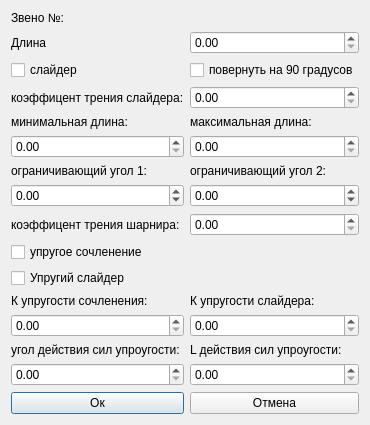
This is inverse_kinematics/redact_joint.ui in ozzbI/IK as Qt 5 draws it before an edit. The edited form follows.
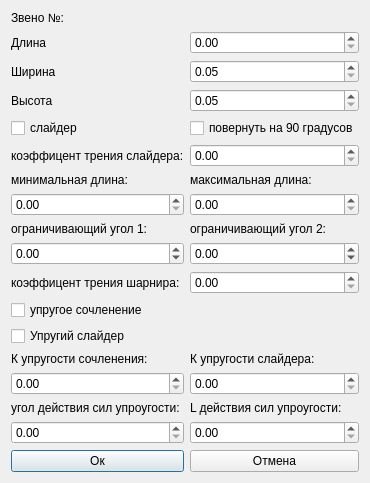
This is the edited form.

The edit to the form file:
```diff
--- a/inverse_kinematics/redact_joint.ui
+++ b/inverse_kinematics/redact_joint.ui
@@ -6,14 +6,14 @@
    <rect>
     <x>0</x>
     <y>0</y>
-    <width>342</width>
-    <height>397</height>
+    <width>344</width>
+    <height>449</height>
    </rect>
   </property>
   <property name="maximumSize">
    <size>
-    <width>342</width>
-    <height>397</height>
+    <width>344</width>
+    <height>450</height>
    </size>
   </property>
   <property name="windowTitle">
@@ -24,17 +24,30 @@
     <layout class="QVBoxLayout" name="verticalLayout">
      <item>
       <layout class="QGridLayout" name="gridLayout">
-       <item row="6" column="0">
-        <widget class="QDoubleSpinBox" name="slider_min">
+       <item row="3" column="1">
+        <widget class="QDoubleSpinBox" name="widthSpinBox">
+         <property name="minimum">
+          <double>0.050000000000000</double>
+         </property>
          <property name="maximum">
-          <double>10.000000000000000</double>
+          <double>100.000000000000000</double>
          </property>
          <property name="singleStep">
           <double>0.100000000000000</double>
          </property>
+         <property name="value">
+          <double>0.050000000000000</double>
+         </property>
         </widget>
        </item>
-       <item row="6" column="1">
+       <item row="7" column="1">
+        <widget class="QLabel" name="label_3">
+         <property name="text">
+          <string>максимальная длина:</string>
+         </property>
+        </widget>
+       </item>
+       <item row="8" column="1">
         <widget class="QDoubleSpinBox" name="slider_max">
          <property name="maximum">
           <double>10.000000000000000</double>
@@ -44,21 +57,14 @@
          </property>
         </widget>
        </item>
-       <item row="5" column="0">
+       <item row="7" column="0">
         <widget class="QLabel" name="label_2">
          <property name="text">
           <string>минимальная длина:</string>
          </property>
         </widget>
        </item>
-       <item row="5" column="1">
-        <widget class="QLabel" name="label_3">
-         <property name="text">
-          <string>максимальная длина:</string>
-         </property>
-        </widget>
-       </item>
-       <item row="10" column="0">
+       <item row="12" column="0">
         <spacer name="verticalSpacer">
          <property name="orientation">
           <enum>Qt::Vertical</enum>
@@ -71,48 +77,28 @@
          </property>
         </spacer>
        </item>
-       <item row="7" column="0">
-        <widget class="QLabel" name="label_4">
-         <property name="text">
-          <string>ограничивающий угол 1:</string>
-         </property>
-        </widget>
-       </item>
-       <item row="7" column="1">
-        <widget class="QLabel" name="label_5">
-         <property name="text">
-          <string>ограничивающий угол 2:</string>
-         </property>
-        </widget>
-       </item>
        <item row="8" column="0">
-        <widget class="QDoubleSpinBox" name="ang1">
-         <property name="minimum">
-          <double>-360.000000000000000</double>
-         </property>
+        <widget class="QDoubleSpinBox" name="slider_min">
          <property name="maximum">
-          <double>360.000000000000000</double>
+          <double>10.000000000000000</double>
          </property>
         </widget>
        </item>
-       <item row="8" column="1">
-        <widget class="QDoubleSpinBox" name="ang2">
-         <property name="minimum">
-          <double>-360.000000000000000</double>
+       <item row="6" column="0">
+        <widget class="QLabel" name="label">
+         <property name="text">
+          <string>коэффицент трения слайдера:</string>
          </property>
-         <property name="maximum">
-          <double>360.000000000000000</double>
-         </property>
         </widget>
        </item>
-       <item row="3" column="0">
+       <item row="5" column="0">
         <widget class="QCheckBox" name="slider_box">
          <property name="text">
           <string>слайдер</string>
          </property>
         </widget>
        </item>
-       <item row="4" column="1">
+       <item row="6" column="1">
         <widget class="QDoubleSpinBox" name="slider_K">
          <property name="maximum">
           <double>1.000000000000000</double>
@@ -122,21 +108,48 @@
          </property>
         </widget>
        </item>
-       <item row="4" column="0">
-        <widget class="QLabel" name="label">
+       <item row="10" column="1">
+        <widget class="QDoubleSpinBox" name="ang2">
+         <property name="minimum">
+          <double>-360.000000000000000</double>
+         </property>
+         <property name="maximum">
+          <double>360.000000000000000</double>
+         </property>
+        </widget>
+       </item>
+       <item row="10" column="0">
+        <widget class="QDoubleSpinBox" name="ang1">
+         <property name="minimum">
+          <double>-360.000000000000000</double>
+         </property>
+         <property name="maximum">
+          <double>360.000000000000000</double>
+         </property>
+        </widget>
+       </item>
+       <item row="9" column="1">
+        <widget class="QLabel" name="label_5">
          <property name="text">
-          <string>коэффицент трения слайдера:</string>
+          <string>ограничивающий угол 2:</string>
          </property>
         </widget>
        </item>
        <item row="9" column="0">
+        <widget class="QLabel" name="label_4">
+         <property name="text">
+          <string>ограничивающий угол 1:</string>
+         </property>
+        </widget>
+       </item>
+       <item row="11" column="0">
         <widget class="QLabel" name="label_6">
          <property name="text">
           <string>коэффицент трения шарнира:</string>
          </property>
         </widget>
        </item>
-       <item row="9" column="1">
+       <item row="11" column="1">
         <widget class="QDoubleSpinBox" name="joint_K">
          <property name="maximum">
           <double>1.000000000000000</double>
@@ -146,14 +159,14 @@
          </property>
         </widget>
        </item>
-       <item row="17" column="0">
+       <item row="19" column="0">
         <widget class="QPushButton" name="Ok_but">
          <property name="text">
           <string>Ок</string>
          </property>
         </widget>
        </item>
-       <item row="17" column="1">
+       <item row="19" column="1">
         <widget class="QPushButton" name="Canc_but">
          <property name="text">
           <string>Отмена</string>
@@ -174,7 +187,7 @@
          </property>
         </widget>
        </item>
-       <item row="3" column="1">
+       <item row="5" column="1">
         <widget class="QCheckBox" name="subt_cbox">
          <property name="text">
           <string>повернуть на 90 градусов</string>
@@ -201,76 +214,106 @@
          </property>
         </widget>
        </item>
-       <item row="11" column="0">
+       <item row="13" column="0">
         <widget class="QCheckBox" name="joint_elastic_checkbox">
          <property name="text">
           <string>упругое сочленение</string>
          </property>
         </widget>
        </item>
-       <item row="12" column="0">
+       <item row="14" column="0">
         <widget class="QCheckBox" name="slider_elastic_checkbox">
          <property name="text">
           <string>Упругий слайдер</string>
          </property>
         </widget>
        </item>
-       <item row="13" column="0">
+       <item row="15" column="0">
         <widget class="QLabel" name="label_8">
          <property name="text">
           <string>К упругости сочленения:</string>
          </property>
         </widget>
        </item>
-       <item row="13" column="1">
+       <item row="15" column="1">
         <widget class="QLabel" name="label_9">
          <property name="text">
           <string>К упругости слайдера:</string>
          </property>
         </widget>
        </item>
-       <item row="15" column="0">
+       <item row="17" column="0">
         <widget class="QLabel" name="label_10">
          <property name="text">
           <string>угол действия сил упроугости:</string>
          </property>
         </widget>
        </item>
-       <item row="15" column="1">
+       <item row="17" column="1">
         <widget class="QLabel" name="label_11">
          <property name="text">
           <string>L действия сил упроугости:</string>
          </property>
         </widget>
        </item>
-       <item row="14" column="0">
+       <item row="16" column="0">
         <widget class="QDoubleSpinBox" name="joint_elastic_K">
          <property name="singleStep">
           <double>0.050000000000000</double>
          </property>
         </widget>
        </item>
-       <item row="14" column="1">
+       <item row="16" column="1">
         <widget class="QDoubleSpinBox" name="slider_elastic_K">
          <property name="singleStep">
           <double>0.050000000000000</double>
          </property>
         </widget>
        </item>
-       <item row="16" column="0">
+       <item row="18" column="0">
         <widget class="QDoubleSpinBox" name="joint_elastic_angle">
          <property name="singleStep">
           <double>0.050000000000000</double>
          </property>
         </widget>
        </item>
-       <item row="16" column="1">
+       <item row="18" column="1">
         <widget class="QDoubleSpinBox" name="slider_elastic_L">
          <property name="singleStep">
           <double>0.050000000000000</double>
          </property>
         </widget>
        </item>
+       <item row="4" column="1">
+        <widget class="QDoubleSpinBox" name="heightSpinBox">
+         <property name="minimum">
+          <double>0.050000000000000</double>
+         </property>
+         <property name="maximum">
+          <double>100.000000000000000</double>
+         </property>
+         <property name="singleStep">
+          <double>0.050000000000000</double>
+         </property>
+         <property name="value">
+          <double>0.050000000000000</double>
+         </property>
+        </widget>
+       </item>
+       <item row="3" column="0">
+        <widget class="QLabel" name="label_12">
+         <property name="text">
+          <string>Ширина</string>
+         </property>
+        </widget>
+       </item>
+       <item row="4" column="0">
+        <widget class="QLabel" name="label_13">
+         <property name="text">
+          <string>Высота</string>
+         </property>
+        </widget>
+       </item>
       </layout>
      </item>
     </layout>
```
Left out of the diff: 5 changed lines with no effect on the pictures.
